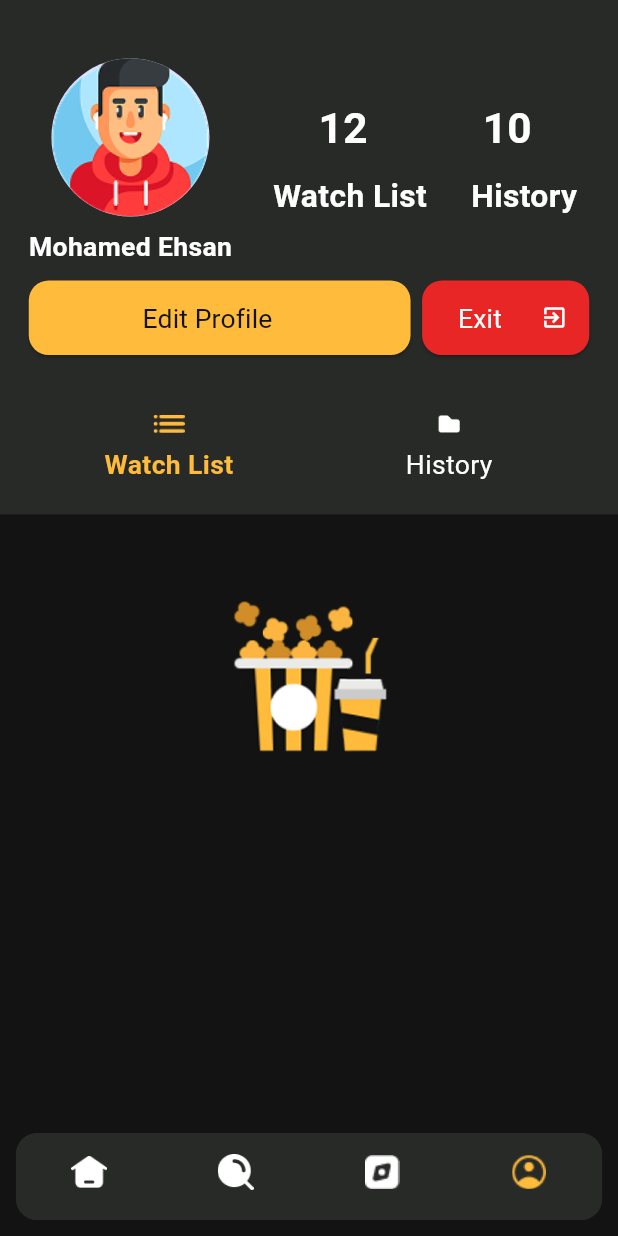
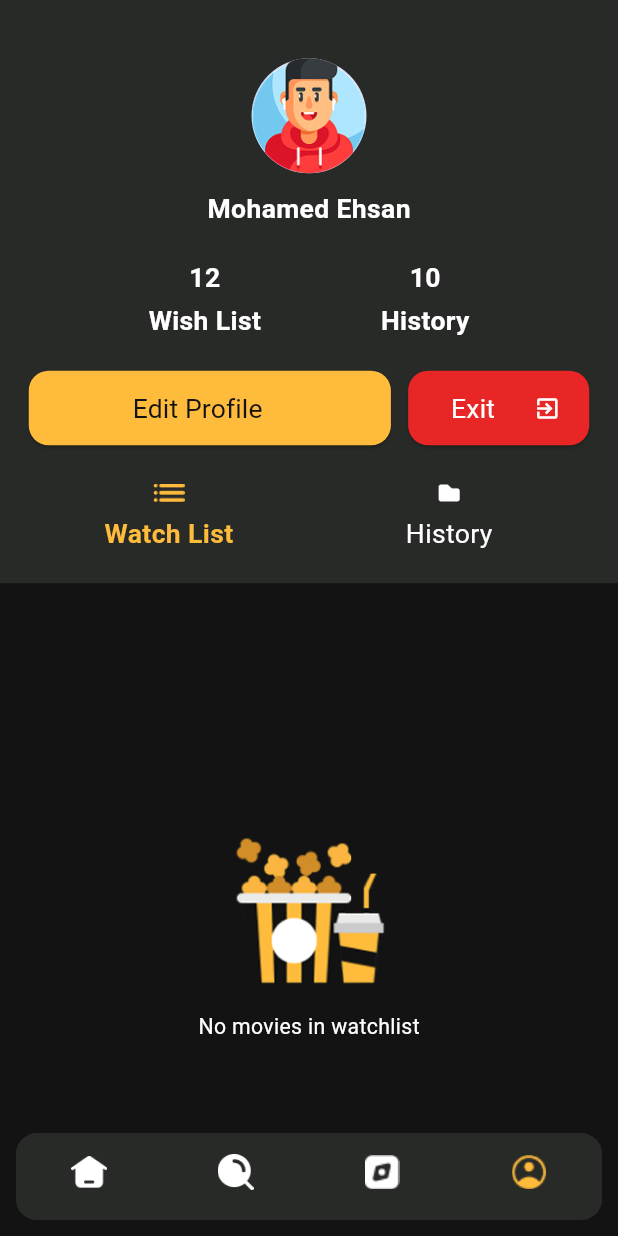
Before and after one commit to MoEhsan10/movies_v2, a Flutter app: the HomeScreen screen opened by its route, item 4 of the bottom bar chosen, on a phone screen of 412 x 824 dp. Run offline on Flutter 3.47's test engine with Material 3 defaults, Android fonts, the light colour scheme and no system bars; our stand-ins replace cloud_firestore, dartz, dio, firebase_auth, firebase_core, flutter_bloc and 5 more; accounts and stored records are empty; network calls fail.

Commit message:
+ updates

```diff
--- a/lib/features/main_layout/profile/presentation/screens/edit_profile_screen.dart
+++ b/lib/features/main_layout/profile/presentation/screens/edit_profile_screen.dart
@@ -17,6 +17,7 @@ class EditProfileScreen extends StatefulWidget {
 class _EditProfileScreenState extends State<EditProfileScreen> {
   final _emailController = TextEditingController();
   final _phoneController = TextEditingController();
+  var formKsy =GlobalKey<FormState>();
   @override
   Widget build(BuildContext context) {
     return Scaffold(
@@ -31,6 +32,8 @@ class _EditProfileScreenState extends State<EditProfileScreen> {
       ),
       body: Padding(
         padding:  REdgeInsets.all(16),
+        child: Form(
+          key: formKsy,
           child: Column(
             children: [
               CircleAvatar(
@@ -81,6 +84,7 @@ class _EditProfileScreenState extends State<EditProfileScreen> {
             ],
           ),
         ),
+      ),
     );
   }
 }
--- a/lib/features/main_layout/profile/presentation/screens/profile_tab.dart
+++ b/lib/features/main_layout/profile/presentation/screens/profile_tab.dart
@@ -20,44 +20,49 @@ class _ProfileTabState extends State<ProfileTab> {
 
   @override
   Widget build(BuildContext context) {
-    return SingleChildScrollView(
-      child: Column(
+    return Column(
       children: [
+        // Top Profile Section with dark background
         Container(
           width: double.infinity,
           color: ColorsManager.darkGrey,
-            padding: EdgeInsets.symmetric(horizontal: 20.w, vertical: 24.h), // Reduced horizontal padding
+          padding: EdgeInsets.symmetric(horizontal: 20.w, vertical: 24.h),
           child: Column(
             children: [
               SizedBox(height: 20.h),
 
-                // Main Row: Avatar on left, Stats on right
-                Row(
-                  crossAxisAlignment: CrossAxisAlignment.start,
-                  children: [
+              // Profile Avatar and Name (Centered)
               Column(
                 children: [
                   CircleAvatar(
-                          radius: 55.w,
+                    radius: 40.w,
                     backgroundImage: const AssetImage(ImageAssets.gamerProfile),
                   ),
-                        SizedBox(height: 8.h),
+                  SizedBox(height: 12.h),
                   Text(
                       'Mohamed Ehsan',
                       style: AppStyles.profileName
                   ),
                 ],
               ),
-                    SizedBox(width: 20.w), // Reduced width
-                    const Expanded(child: ProfileLabels()),
+
+              SizedBox(height: 24.h),
+
+              // Stats Row (12 Wish List, 10 History)
+              Row(
+
+                children: [
+                  ProfileLabels()
                 ],
               ),
-                SizedBox(height: 12.h),
+
+              SizedBox(height: 24.h),
 
               // Buttons Row
               Row(
                 children: [
                   Expanded(
+                    flex: 2,
                     child: CustomElevatedButton(
                       label: 'Edit Profile',
                       onTap: () {
@@ -67,8 +72,9 @@ class _ProfileTabState extends State<ProfileTab> {
                       foregroundColor: ColorsManager.black,
                     ),
                   ),
-                    SizedBox(width: 8.w),
-                    CustomElevatedButton(
+                  SizedBox(width: 12.w),
+                  Expanded(
+                    child: CustomElevatedButton(
                       label: 'Exit',
                       onTap: () {
                         Navigator.pushReplacementNamed(context, Routes.login);
@@ -81,15 +87,16 @@ class _ProfileTabState extends State<ProfileTab> {
                       suffixIcon: const Icon(
                         Icons.exit_to_app,
                         color: ColorsManager.white,
+                        size: 18,
+                      ),
                     ),
                   ),
                 ],
               ),
 
-                // Spacer to push tabs to bottom of container
-                SizedBox(height: 40.h),
+              SizedBox(height: 24.h),
 
-                // Custom Tab Bar at bottom of container
+              // Custom Tab Bar
               Row(
                 children: [
                   Expanded(
@@ -124,20 +131,35 @@ class _ProfileTabState extends State<ProfileTab> {
           ),
         ),
 
-          // Centered empty state with responsive sizing
-          Container(
+        // Content Area with empty state
+        // Content Area with empty state
+        Expanded(
+          child: SingleChildScrollView(
+            child: Container(
               width: double.infinity,
-            padding: EdgeInsets.symmetric(vertical: 60.h),
+              height: MediaQuery.of(context).size.height - 400.h, // Adjust height as needed
+              color: ColorsManager.black,
               child: Center(
-              child: Image.asset(
+                child: Column(
+                  mainAxisAlignment: MainAxisAlignment.center,
+                  children: [
+                    Image.asset(
                       ImageAssets.empty,
-                width: 124.w,
-                height: 124.h,
+                      width: 120.w,
+                      height: 120.h,
+                    ),
+                    SizedBox(height: 16.h),
+                    Text(
+                      selectedTabIndex == 0 ? 'No movies in watchlist' : 'No history found',
+                      style: AppStyles.description,
+                    ),
+                  ],
+                ),
+              ),
             ),
           ),
         ),
       ],
-      ),
     );
   }
 }
--- a/lib/features/main_layout/profile/presentation/widgets/profile_labels.dart
+++ b/lib/features/main_layout/profile/presentation/widgets/profile_labels.dart
@@ -1,6 +1,6 @@
 import 'package:flutter/material.dart';
 import 'package:flutter_screenutil/flutter_screenutil.dart';
-import 'package:movies_v2/shared/resources/colors_manager.dart';
+import 'package:movies_v2/shared/config/theme/app_styles.dart';
 
 class ProfileLabels extends StatelessWidget {
   const ProfileLabels({super.key,});
@@ -9,52 +9,79 @@ class ProfileLabels extends StatelessWidget {
   @override
   Widget build(BuildContext context) {
     return Expanded(
-      child: Column(
+      child: Row(
+        mainAxisAlignment: MainAxisAlignment.spaceEvenly,
         children: [
-          SizedBox(height: 30.h),
-          // Numbers Row
-          Row(
-            mainAxisAlignment: MainAxisAlignment.spaceAround,
+          // SizedBox(height: 30.h),
+          // // Numbers Row
+          // Row(
+          //   mainAxisAlignment: MainAxisAlignment.spaceAround,
+          //   children: [
+          //     Text(
+          //       '12',
+          //       style: TextStyle(
+          //         color: ColorsManager.white,
+          //         fontWeight: FontWeight.w700,
+          //         fontSize: 32.sp,
+          //       ),
+          //     ),
+          //     Text(
+          //       '10',
+          //       style: TextStyle(
+          //         color: ColorsManager.white,
+          //         fontWeight: FontWeight.w700,
+          //         fontSize: 32.sp,
+          //       ),
+          //     ),
+          //   ],
+          // ),
+          // SizedBox(height: 12.h),
+          // // Labels Row
+          // Row(
+          //   mainAxisAlignment: MainAxisAlignment.spaceEvenly,
+          //   children: [
+          //     Text(
+          //       'Watch List',
+          //       style: TextStyle(
+          //         color: ColorsManager.white,
+          //         fontWeight: FontWeight.w700,
+          //         fontSize: 24.sp,
+          //       ),
+          //     ),
+          //     SizedBox(width: 15.h),
+          //     Text(
+          //       'History',
+          //       style: TextStyle(
+          //         color: ColorsManager.white,
+          //         fontWeight: FontWeight.w700,
+          //         fontSize: 24.sp,
+          //       ),
+          //     ),
+          //   ],
+          // ),
+          Column(
             children: [
               Text(
                 '12',
-                style: TextStyle(
-                  color: ColorsManager.white,
-                  fontWeight: FontWeight.w700,
-                  fontSize: 32.sp,
-                ),
+                style: AppStyles.profileName,
               ),
+              SizedBox(height: 4.h),
               Text(
-                '10',
-                style: TextStyle(
-                  color: ColorsManager.white,
-                  fontWeight: FontWeight.w700,
-                  fontSize: 32.sp,
-                ),
+                'Wish List',
+                style: AppStyles.profileName,
               ),
             ],
           ),
-          SizedBox(height: 12.h),
-          // Labels Row
-          Row(
-            mainAxisAlignment: MainAxisAlignment.spaceEvenly,
+          Column(
             children: [
               Text(
-                'Watch List',
-                style: TextStyle(
-                  color: ColorsManager.white,
-                  fontWeight: FontWeight.w700,
-                  fontSize: 24.sp,
-                ),
+                '10',
+                style: AppStyles.profileName,
               ),
-              SizedBox(width: 15.h),
+              SizedBox(height: 4.h),
               Text(
                 'History',
-                style: TextStyle(
-                  color: ColorsManager.white,
-                  fontWeight: FontWeight.w700,
-                  fontSize: 24.sp,
-                ),
+                style: AppStyles.profileName,
               ),
             ],
           ),
--- a/pubspec.yaml
+++ b/pubspec.yaml
@@ -43,6 +43,7 @@ dependencies:
   firebase_auth: ^6.0.2
   firebase_core: ^4.1.0
   cloud_firestore: ^6.0.1
+  shared_preferences: ^2.5.3
 
 
 
```
Also changed, not shown: lib/shared/shared_preferences/user_preferences.dart (added, +65 -0 lines), lib/shared/widgets/ui_utils.dart (+6 -5 lines), pubspec.lock. Lines whose indentation alone changed are shown as unchanged.
